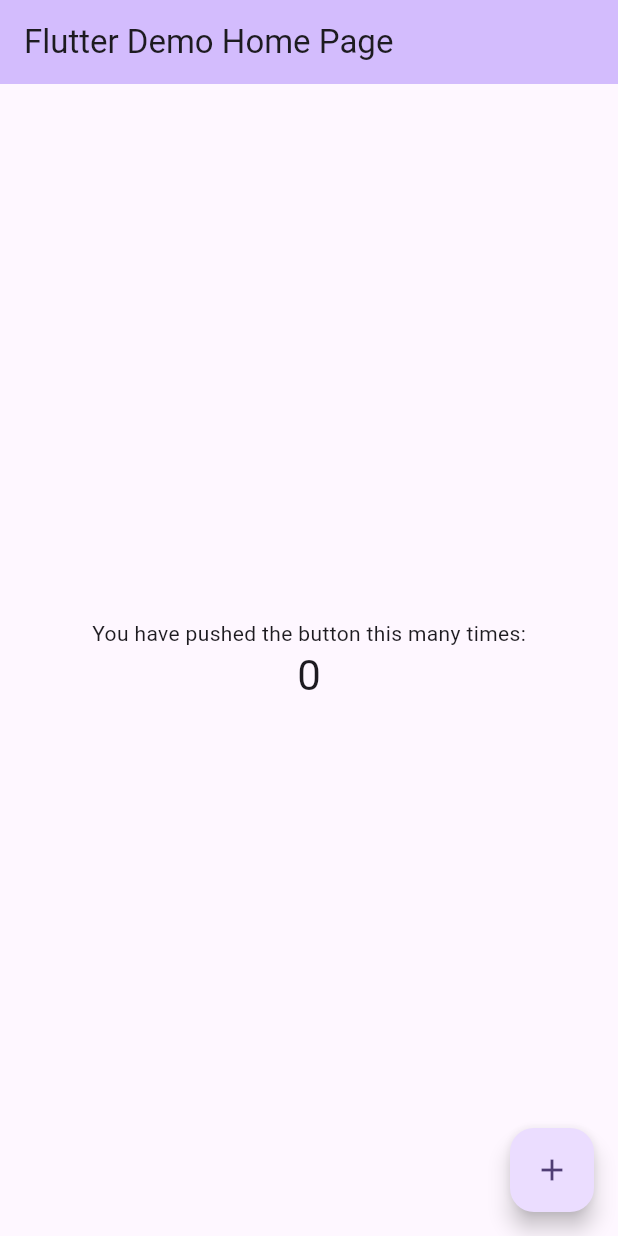
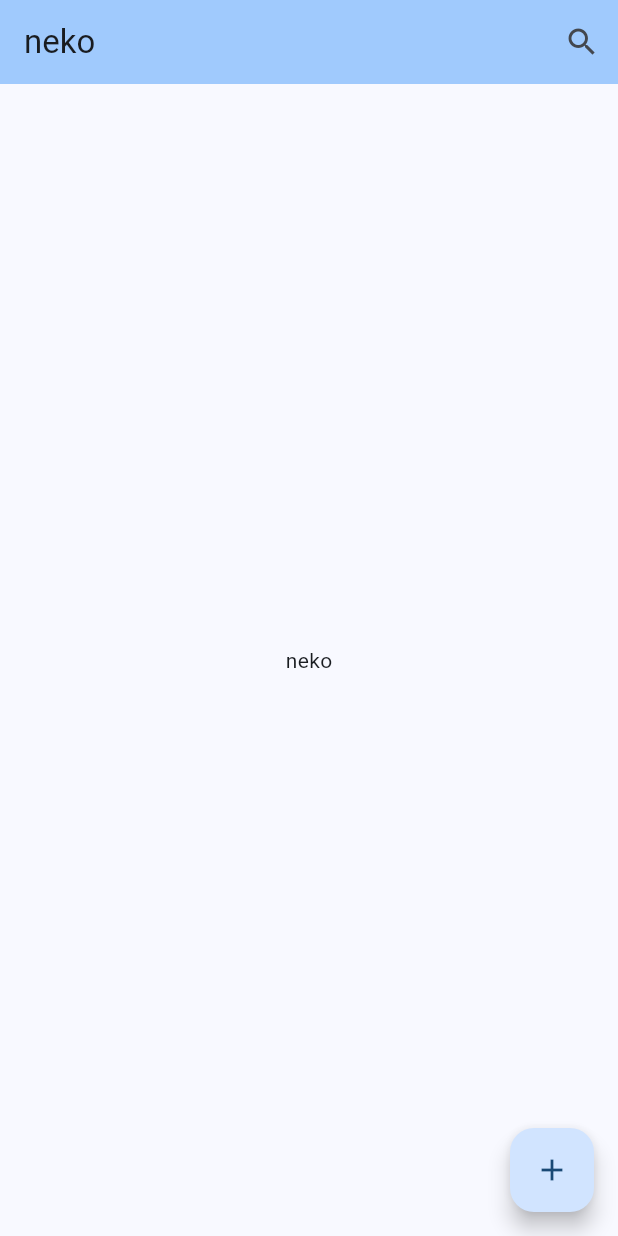
Before and after one commit to cdq73700/flutter_todo_app, a Flutter app: the screen it shows after launch, on a phone screen of 412 x 824 dp. Run offline on Flutter 3.47's test engine with Material 3 defaults, Android fonts, the phone set to English and light mode, and no system bars; our stand-ins replace go_router.

Commit message:
routing追加

```diff
--- /dev/null
+++ b/lib/app/home.dart
@@ -0,0 +1,25 @@
+import 'package:flutter/material.dart';
+import 'package:go_router/go_router.dart';
+import 'package:test_application/widgets/AppBar/customAppBar.widget.dart';
+import 'package:test_application/widgets/Text/home.widget.dart';
+
+class Home extends StatelessWidget {
+  const Home({super.key, required this.title});
+
+  final String title;
+
+  @override
+  Widget build(BuildContext context) {
+    const addIcon = Icon(Icons.add);
+    handleClick() => context.push("/test");
+
+    return Scaffold(
+        appBar: CustomAppBarWidget(title: title),
+        body: HomeTextWidget(title: title),
+        floatingActionButton: FloatingActionButton(
+          onPressed: handleClick,
+          tooltip: 'test Page',
+          child: addIcon,
+        ));
+  }
+}
--- a/lib/main.dart
+++ b/lib/main.dart
@@ -1,7 +1,14 @@
 import 'package:flutter/material.dart';
+import 'package:go_router/go_router.dart';
+import 'package:test_application/routes.dart';
 
 void main() {
   runApp(const MyApp());
+}
+
+GoRouter goRouter() {
+  final routes = Routes();
+  return GoRouter(initialLocation: "/", routes: routes.getRoutes());
 }
 
 class MyApp extends StatelessWidget {
@@ -10,116 +17,12 @@ class MyApp extends StatelessWidget {
   // This widget is the root of your application.
   @override
   Widget build(BuildContext context) {
-    return MaterialApp(
-      title: 'Flutter Demo',
-      theme: ThemeData(
-        // This is the theme of your application.
-        //
-        // TRY THIS: Try running your application with "flutter run". You'll see
-        // the application has a purple toolbar. Then, without quitting the app,
-        // try changing the seedColor in the colorScheme below to Colors.green
-        // and then invoke "hot reload" (save your changes or press the "hot
-        // reload" button in a Flutter-supported IDE, or press "r" if you used
-        // the command line to start the app).
-        //
-        // Notice that the counter didn't reset back to zero; the application
-        // state is not lost during the reload. To reset the state, use hot
-        // restart instead.
-        //
-        // This works for code too, not just values: Most code changes can be
-        // tested with just a hot reload.
-        colorScheme: ColorScheme.fromSeed(seedColor: Colors.deepPurple),
-        useMaterial3: true,
-      ),
-      home: const MyHomePage(title: 'Flutter Demo Home Page'),
-    );
+    const String title = 'Flutter Demo';
+    final ThemeData themeData = ThemeData(
+        colorScheme: ColorScheme.fromSeed(seedColor: Colors.blue),
+        useMaterial3: true);
+
+    return MaterialApp.router(
+        title: title, theme: themeData, routerConfig: goRouter());
   }
 }
-
-class MyHomePage extends StatefulWidget {
-  const MyHomePage({super.key, required this.title});
-
-  // This widget is the home page of your application. It is stateful, meaning
-  // that it has a State object (defined below) that contains fields that affect
-  // how it looks.
-
-  // This class is the configuration for the state. It holds the values (in this
-  // case the title) provided by the parent (in this case the App widget) and
-  // used by the build method of the State. Fields in a Widget subclass are
-  // always marked "final".
-
-  final String title;
-
-  @override
-  State<MyHomePage> createState() => _MyHomePageState();
-}
-
-class _MyHomePageState extends State<MyHomePage> {
-  int _counter = 0;
-
-  void _incrementCounter() {
-    setState(() {
-      // This call to setState tells the Flutter framework that something has
-      // changed in this State, which causes it to rerun the build method below
-      // so that the display can reflect the updated values. If we changed
-      // _counter without calling setState(), then the build method would not be
-      // called again, and so nothing would appear to happen.
-      _counter++;
-    });
-  }
-
-  @override
-  Widget build(BuildContext context) {
-    // This method is rerun every time setState is called, for instance as done
-    // by the _incrementCounter method above.
-    //
-    // The Flutter framework has been optimized to make rerunning build methods
-    // fast, so that you can just rebuild anything that needs updating rather
-    // than having to individually change instances of widgets.
-    return Scaffold(
-      appBar: AppBar(
-        // TRY THIS: Try changing the color here to a specific color (to
-        // Colors.amber, perhaps?) and trigger a hot reload to see the AppBar
-        // change color while the other colors stay the same.
-        backgroundColor: Theme.of(context).colorScheme.inversePrimary,
-        // Here we take the value from the MyHomePage object that was created by
-        // the App.build method, and use it to set our appbar title.
-        title: Text(widget.title),
-      ),
-      body: Center(
-        // Center is a layout widget. It takes a single child and positions it
-        // in the middle of the parent.
-        child: Column(
-          // Column is also a layout widget. It takes a list of children and
-          // arranges them vertically. By default, it sizes itself to fit its
-          // children horizontally, and tries to be as tall as its parent.
-          //
-          // Column has various properties to control how it sizes itself and
-          // how it positions its children. Here we use mainAxisAlignment to
-          // center the children vertically; the main axis here is the vertical
-          // axis because Columns are vertical (the cross axis would be
-          // horizontal).
-          //
-          // TRY THIS: Invoke "debug painting" (choose the "Toggle Debug Paint"
-          // action in the IDE, or press "p" in the console), to see the
-          // wireframe for each widget.
-          mainAxisAlignment: MainAxisAlignment.center,
-          children: <Widget>[
-            const Text(
-              'You have pushed the button this many times:',
-            ),
-            Text(
-              '$_counter',
-              style: Theme.of(context).textTheme.headlineMedium,
-            ),
-          ],
-        ),
-      ),
-      floatingActionButton: FloatingActionButton(
-        onPressed: _incrementCounter,
-        tooltip: 'Increment',
-        child: const Icon(Icons.add),
-      ), // This trailing comma makes auto-formatting nicer for build methods.
-    );
-  }
-}
--- /dev/null
+++ b/lib/routes.dart
@@ -0,0 +1,22 @@
+import 'package:flutter/material.dart';
+import 'package:go_router/go_router.dart';
+import 'package:test_application/app/home.dart';
+import 'package:test_application/app/test/test.dart';
+
+class Routes {
+  final GoRoute homeRoutes = GoRoute(
+      path: "/",
+      name: "Home",
+      pageBuilder: (context, state) =>
+          const MaterialPage(child: Home(title: "neko")));
+
+  final GoRoute testRoutes = GoRoute(
+      path: "/test",
+      name: "Test",
+      pageBuilder: (context, state) =>
+          const MaterialPage(child: Test(title: "tako")));
+
+  List<GoRoute> getRoutes() {
+    return [homeRoutes, testRoutes];
+  }
+}
--- /dev/null
+++ b/lib/widgets/AppBar/customAppBar.widget.dart
@@ -0,0 +1,25 @@
+import 'package:flutter/material.dart';
+
+class CustomAppBarWidget extends StatelessWidget
+    implements PreferredSizeWidget {
+  const CustomAppBarWidget({super.key, required this.title});
+
+  final String title;
+
+  @override
+  Size get preferredSize => const Size.fromHeight(kToolbarHeight);
+
+  @override
+  Widget build(BuildContext context) {
+    return AppBar(
+      title: Text(title),
+      backgroundColor: Theme.of(context).colorScheme.inversePrimary,
+      actions: [
+        IconButton(
+          icon: const Icon(Icons.search),
+          onPressed: () {},
+        ),
+      ],
+    );
+  }
+}
--- /dev/null
+++ b/lib/widgets/Text/home.widget.dart
@@ -0,0 +1,12 @@
+import 'package:flutter/material.dart';
+
+class HomeTextWidget extends StatelessWidget {
+  const HomeTextWidget({super.key, required this.title});
+
+  final String title;
+
+  @override
+  Widget build(BuildContext context) {
+    return Center(child: Text(title));
+  }
+}
--- a/pubspec.yaml
+++ b/pubspec.yaml
@@ -35,6 +35,7 @@ dependencies:
   # The following adds the Cupertino Icons font to your application.
   # Use with the CupertinoIcons class for iOS style icons.
   cupertino_icons: ^1.0.2
+  go_router: ^13.0.0
 
 dev_dependencies:
   flutter_test:
```
Also changed, not shown: pubspec.lock, 1 other file.
